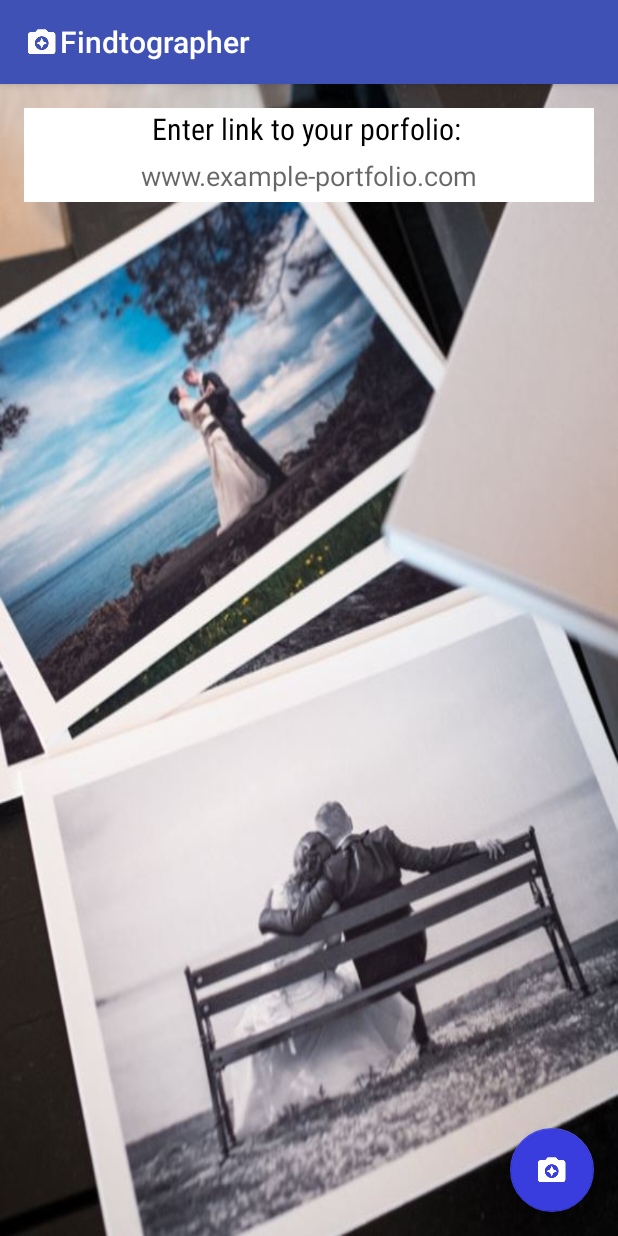
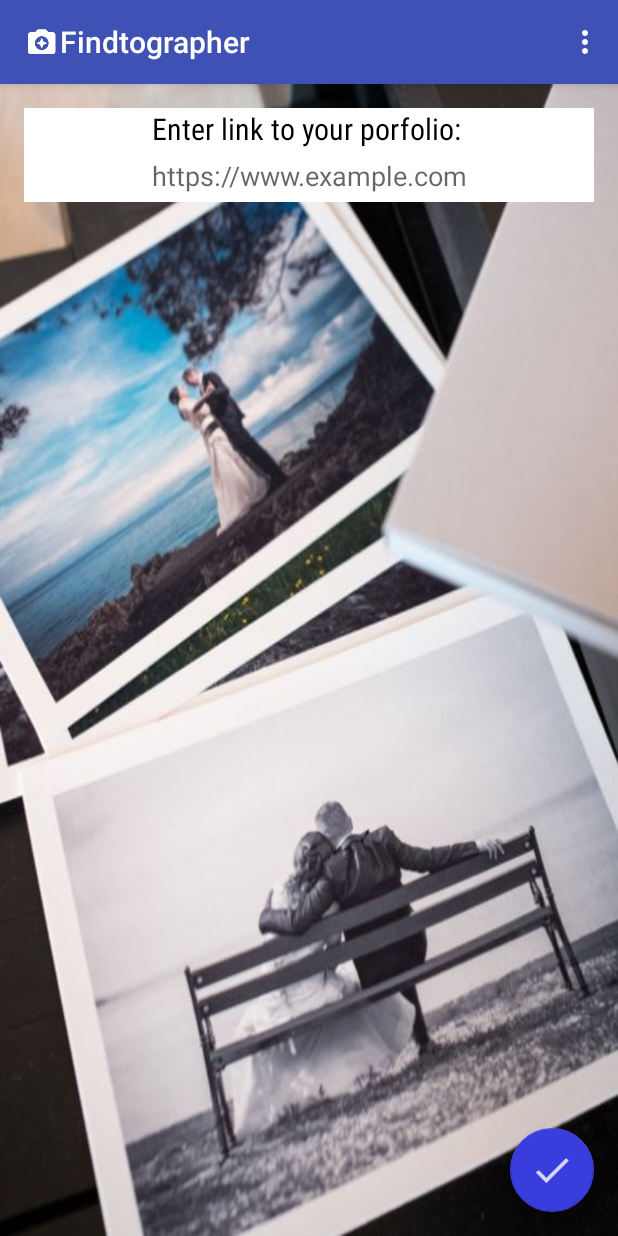
Before and after one commit to angiemsu/Findtographer, an Android app: the Photographer screen opened directly, with no data from a screen before it, on a phone screen of 412 x 824 dp. Run offline under Robolectric (Android 15) with nearby library versions, the phone set to English and light mode, and no system bars.

Commit message:
photo activity and menu items

```diff
--- a/Findtographer/app/src/main/java/com/example/findtographer/Login.java
+++ b/Findtographer/app/src/main/java/com/example/findtographer/Login.java
@@ -33,6 +33,7 @@ public class Login extends AppCompatActivity implements View.OnClickListener {
         switch(view.getId()) {
             case R.id.buttonPho:
                 intent = new Intent(this, Photographer.class);
+
                 startActivity(intent);
                 break;
             case R.id.buttonCust:
--- a/Findtographer/app/src/main/java/com/example/findtographer/Photographer.java
+++ b/Findtographer/app/src/main/java/com/example/findtographer/Photographer.java
@@ -1,13 +1,28 @@
 package com.example.findtographer;
 
+import android.content.Intent;
 import android.os.Bundle;
 import android.support.design.widget.FloatingActionButton;
 import android.support.design.widget.Snackbar;
 import android.support.v7.app.AppCompatActivity;
 import android.support.v7.widget.Toolbar;
+import android.view.Menu;
+import android.view.MenuItem;
 import android.view.View;
+import android.webkit.WebView;
+import android.webkit.WebViewClient;
+import android.widget.EditText;
+
+import static android.view.View.VISIBLE;
+import static com.example.findtographer.R.id.fab;
+import static com.example.findtographer.R.id.web;
+import static com.example.findtographer.R.id.web1;
 
 public class Photographer extends AppCompatActivity {
+
+    private WebView webview;
+    private EditText url;
+    private FloatingActionButton fab;
 
     @Override
     protected void onCreate(Bundle savedInstanceState) {
@@ -19,14 +34,52 @@ public class Photographer extends AppCompatActivity {
         getSupportActionBar().setDisplayShowHomeEnabled(true);
         getSupportActionBar().setIcon(R.drawable.ic_stat_name);
 
-        FloatingActionButton fab = (FloatingActionButton) findViewById(R.id.fab);
+        webview = (WebView) findViewById(web1);
+        webview.setWebViewClient(new WebViewClient());
+
+        url= (EditText) findViewById(R.id.portURL);
+
+        fab = (FloatingActionButton) findViewById(R.id.fab);
         fab.setOnClickListener(new View.OnClickListener() {
             @Override
             public void onClick(View view) {
-                Snackbar.make(view, "Photographer profile created", Snackbar.LENGTH_LONG)
-                        .setAction("Action", null).show();
+                Snackbar.make(view, "Creating profile...",Snackbar.LENGTH_SHORT)
+                        .setDuration(500)
+                        .setAction("Action", null ).show();
+
+
+                webview.getSettings().setJavaScriptEnabled(true);
+                webview.loadUrl(url.getText().toString());
+
+                webview.setVisibility(VISIBLE);
             }
         });
     }
 
+    @Override
+    public boolean onCreateOptionsMenu(Menu menu) {
+        getMenuInflater().inflate(R.menu.menu, menu);
+        return true;
+    }
+
+    @Override
+    public boolean onOptionsItemSelected(MenuItem item) {
+        Intent intent;
+        // Handle item selection
+        switch (item.getItemId()) {
+
+            case R.id.browse:
+                intent = new Intent(this, Findtographer.class);
+                startActivity(intent);
+                break;
+
+            case R.id.back:
+                intent = new Intent(this, Login.class);
+                startActivity(intent);
+                break;
+
+        }
+        return true;
+    }
+
 }
--- a/Findtographer/app/src/main/res/layout/activity_photographer.xml
+++ b/Findtographer/app/src/main/res/layout/activity_photographer.xml
@@ -16,13 +16,56 @@
         <android.support.v7.widget.Toolbar
             android:id="@+id/toolbar"
             android:layout_width="match_parent"
-            android:layout_height="?attr/actionBarSize"
-            android:background="?attr/colorPrimary"
+            android:layout_height="wrap_content"
             app:popupTheme="@style/AppTheme.PopupOverlay" />
 
     </android.support.design.widget.AppBarLayout>
 
-    <include layout="@layout/content_photographer" />
+    <LinearLayout xmlns:android="http://schemas.android.com/apk/res/android"
+        xmlns:app="http://schemas.android.com/apk/res-auto"
+        xmlns:tools="http://schemas.android.com/tools"
+        android:id="@+id/content_photographer"
+        android:layout_width="match_parent"
+        android:layout_height="match_parent"
+        android:paddingBottom="@dimen/activity_vertical_margin"
+        android:paddingLeft="@dimen/activity_horizontal_margin"
+        android:paddingRight="@dimen/activity_horizontal_margin"
+        android:paddingTop="@dimen/activity_vertical_margin"
+        android:orientation="vertical"
+        app:layout_behavior="@string/appbar_scrolling_view_behavior"
+        tools:context="com.example.findtographer.Photographer"
+        tools:showIn="@layout/activity_photographer">
+
+        <TextView
+            android:layout_width="match_parent"
+            android:id="@+id/enterLink"
+            android:layout_height="wrap_content"
+            android:text="Enter link to your porfolio: "
+            android:fontFamily="sans-serif-condensed"
+            android:paddingBottom="5dp"
+            android:textSize="20dp"
+            android:gravity="center"
+            android:background="#ffffff"
+            android:textColor="#ff000000"/>
+
+        <EditText
+            android:id="@+id/portURL"
+            android:layout_width="match_parent"
+            android:layout_height="wrap_content"
+            android:background="#ffffff"
+            android:gravity="center"
+            android:paddingBottom="5dp"
+            android:hint="https://www.example.com"
+            android:textColor="#ff000000"/>
+
+        <WebView
+            android:id="@+id/web1"
+            android:visibility="invisible"
+            android:layout_width="match_parent"
+            android:layout_height="match_parent" />
+
+    </LinearLayout>
+
 
     <android.support.design.widget.FloatingActionButton
         android:id="@+id/fab"
@@ -30,6 +73,7 @@
         android:layout_height="wrap_content"
         android:layout_gravity="bottom|end"
         android:layout_margin="@dimen/fab_margin"
-        app:srcCompat="@drawable/ic_stat_name" />
+        app:srcCompat="@drawable/ic_check" />
+
 
 </android.support.design.widget.CoordinatorLayout>
--- a/Findtographer/app/src/main/res/layout/content_photographer.xml
+++ /dev/null
@@ -1,39 +0,0 @@
-<?xml version="1.0" encoding="utf-8"?>
-<LinearLayout xmlns:android="http://schemas.android.com/apk/res/android"
-    xmlns:app="http://schemas.android.com/apk/res-auto"
-    xmlns:tools="http://schemas.android.com/tools"
-    android:id="@+id/content_photographer"
-    android:layout_width="match_parent"
-    android:layout_height="match_parent"
-    android:paddingBottom="@dimen/activity_vertical_margin"
-    android:paddingLeft="@dimen/activity_horizontal_margin"
-    android:paddingRight="@dimen/activity_horizontal_margin"
-    android:paddingTop="@dimen/activity_vertical_margin"
-    android:orientation="vertical"
-    app:layout_behavior="@string/appbar_scrolling_view_behavior"
-    tools:context="com.example.findtographer.Photographer"
-    tools:showIn="@layout/activity_photographer">
-
-    <TextView
-        android:layout_width="match_parent"
-        android:id="@+id/enterLink"
-        android:layout_height="wrap_content"
-        android:text="Enter link to your porfolio: "
-        android:fontFamily="sans-serif-condensed"
-        android:paddingBottom="5dp"
-        android:textSize="20dp"
-        android:gravity="center"
-        android:background="#ffffff"
-        android:textColor="#ff000000"/>
-
-    <EditText
-        android:id="@+id/portURL"
-        android:layout_width="match_parent"
-        android:layout_height="wrap_content"
-        android:background="#ffffff"
-        android:gravity="center"
-        android:paddingBottom="5dp"
-        android:hint="www.example-portfolio.com"
-        android:textColor="#ff000000"/>
-
-</LinearLayout>
--- /dev/null
+++ b/Findtographer/app/src/main/res/menu/menu.xml
@@ -0,0 +1,9 @@
+<?xml version="1.0" encoding="utf-8"?>
+<menu xmlns:android="http://schemas.android.com/apk/res/android">
+
+    xmlns:android="http://schemas.android.com/apk/res/android">
+    <item android:id="@+id/browse" android:title="Browse portfolios" />
+    <item android:id="@+id/back"  android:title="Back to login" />
+
+
+</menu>
```
Also changed, not shown: Findtographer/app/src/main/java/com/example/findtographer/Findtographer.java (+30 -25 lines), Findtographer/app/src/main/res/layout/activity_login.xml (+2 -7 lines), Findtographer/app/src/main/res/menu/menu2.xml (added, +8 -0 lines), Findtographer/app/src/main/ic_check-web.png (added), Findtographer/app/src/main/res/drawable-hdpi/ic_check.png (added), Findtographer/app/src/main/res/drawable-mdpi/ic_check.png (added), Findtographer/app/src/main/res/drawable-xhdpi/ic_check.png (added), Findtographer/app/src/main/res/drawable-xxhdpi/ic_check.png (added).
